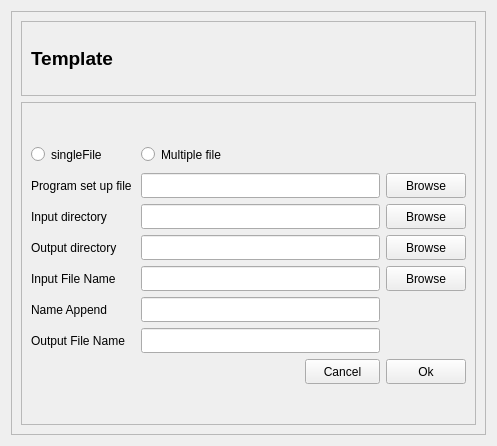
First picture: the form in UI/FormatB.ui, repository ShanthaKumarR/dam_data_post_processing_application, before the edit.
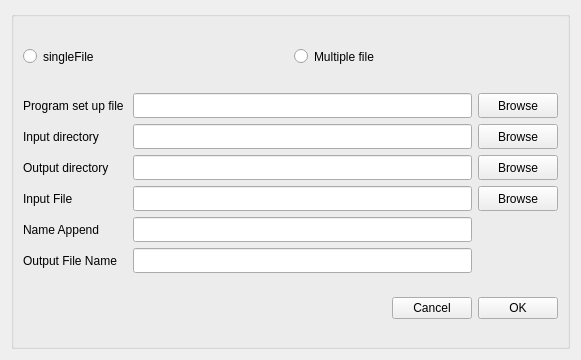
Second picture: the form after the edit.

Commit message: updating user interface

Patch:
```diff
--- a/UI/FormatB.ui
+++ b/UI/FormatB.ui
@@ -6,8 +6,8 @@
    <rect>
     <x>0</x>
     <y>0</y>
-    <width>497</width>
-    <height>446</height>
+    <width>581</width>
+    <height>360</height>
    </rect>
   </property>
   <property name="windowTitle">
@@ -15,61 +15,20 @@
   </property>
   <layout class="QVBoxLayout" name="verticalLayout">
    <item>
-    <widget class="QFrame" name="frame">
-     <property name="frameShape">
-      <enum>QFrame::StyledPanel</enum>
+    <widget class="QGroupBox" name="groupBox">
+     <property name="sizePolicy">
+      <sizepolicy hsizetype="Minimum" vsizetype="Minimum">
+       <horstretch>0</horstretch>
+       <verstretch>0</verstretch>
+      </sizepolicy>
      </property>
-     <property name="frameShadow">
-      <enum>QFrame::Raised</enum>
+     <property name="title">
+      <string/>
      </property>
      <layout class="QVBoxLayout" name="verticalLayout_2">
       <item>
-       <widget class="QFrame" name="frame_2">
-        <property name="maximumSize">
-         <size>
-          <width>16777215</width>
-          <height>75</height>
-         </size>
-        </property>
-        <property name="frameShape">
-         <enum>QFrame::StyledPanel</enum>
-        </property>
-        <property name="frameShadow">
-         <enum>QFrame::Raised</enum>
-        </property>
-        <layout class="QVBoxLayout" name="verticalLayout_4">
+       <layout class="QHBoxLayout" name="horizontalLayout">
          <item>
-          <widget class="QLabel" name="DP_TitleLB">
-           <property name="font">
-            <font>
-             <pointsize>14</pointsize>
-             <weight>75</weight>
-             <bold>true</bold>
-            </font>
-           </property>
-           <property name="text">
-            <string>Template</string>
-           </property>
-           <property name="scaledContents">
-            <bool>false</bool>
-           </property>
-          </widget>
-         </item>
-        </layout>
-       </widget>
-      </item>
-      <item>
-       <widget class="QFrame" name="frame_3">
-        <property name="frameShape">
-         <enum>QFrame::StyledPanel</enum>
-        </property>
-        <property name="frameShadow">
-         <enum>QFrame::Raised</enum>
-        </property>
-        <layout class="QVBoxLayout" name="verticalLayout_3">
-         <item>
-          <layout class="QGridLayout" name="gridLayout">
-           <item row="0" column="0">
             <widget class="QRadioButton" name="DP_SingleFileRB">
              <property name="minimumSize">
               <size>
@@ -82,7 +41,7 @@
              </property>
             </widget>
            </item>
-           <item row="0" column="1">
+        <item>
             <widget class="QRadioButton" name="DP_MultiFileRB">
              <property name="minimumSize">
               <size>
@@ -95,45 +54,29 @@
              </property>
             </widget>
            </item>
+       </layout>
+      </item>
+      <item>
+       <layout class="QGridLayout" name="gridLayout">
+        <item row="3" column="1">
+         <widget class="QLineEdit" name="DP_InputFileNameLE">
+          <property name="minimumSize">
+           <size>
+            <width>0</width>
+            <height>25</height>
+           </size>
+          </property>
+         </widget>
+        </item>
            <item row="1" column="0">
-            <widget class="QLabel" name="DP_SetupFileLB">
-             <property name="text">
-              <string>Program set up file </string>
-             </property>
-            </widget>
-           </item>
-           <item row="1" column="1">
-            <widget class="QLineEdit" name="DP_SetupFileLE">
-             <property name="minimumSize">
-              <size>
-               <width>0</width>
-               <height>25</height>
-              </size>
-             </property>
-            </widget>
-           </item>
-           <item row="1" column="2">
-            <widget class="QPushButton" name="DP_SetupFilePB">
-             <property name="minimumSize">
-              <size>
-               <width>75</width>
-               <height>25</height>
-              </size>
-             </property>
-             <property name="text">
-              <string>Browse</string>
-             </property>
-            </widget>
-           </item>
-           <item row="2" column="0">
             <widget class="QLabel" name="DP_InputDirLB">
              <property name="text">
               <string>Input directory</string>
              </property>
             </widget>
            </item>
-           <item row="2" column="1">
-            <widget class="QLineEdit" name="DP_InputDirLE">
+        <item row="5" column="1">
+         <widget class="QLineEdit" name="DP_OutputFileNameLE">
              <property name="minimumSize">
               <size>
                <width>0</width>
@@ -142,27 +85,78 @@
              </property>
             </widget>
            </item>
-           <item row="2" column="2">
-            <widget class="QPushButton" name="DP_InputDirPB">
-             <property name="minimumSize">
-              <size>
-               <width>75</width>
-               <height>25</height>
-              </size>
-             </property>
-             <property name="text">
-              <string>Browse</string>
-             </property>
-            </widget>
-           </item>
-           <item row="3" column="0">
-            <widget class="QLabel" name="DP_OutputiDrLB">
+        <item row="2" column="0">
+         <widget class="QLabel" name="DP_OutputDirLB">
              <property name="text">
               <string>Output directory</string>
              </property>
             </widget>
            </item>
-           <item row="3" column="1">
+        <item row="3" column="0">
+         <widget class="QLabel" name="DP_InputFileNameLB">
+          <property name="text">
+           <string>Input File</string>
+          </property>
+         </widget>
+        </item>
+        <item row="5" column="0">
+         <widget class="QLabel" name="DP_OutputFileName">
+          <property name="text">
+           <string>Output File Name </string>
+          </property>
+         </widget>
+        </item>
+        <item row="0" column="1">
+         <widget class="QLineEdit" name="DP_SetupFileLE">
+          <property name="minimumSize">
+           <size>
+            <width>0</width>
+            <height>25</height>
+           </size>
+          </property>
+         </widget>
+        </item>
+        <item row="0" column="2">
+         <widget class="QPushButton" name="DP_SetupFilePB">
+          <property name="minimumSize">
+           <size>
+            <width>75</width>
+            <height>25</height>
+           </size>
+          </property>
+          <property name="text">
+           <string>Browse</string>
+          </property>
+         </widget>
+        </item>
+        <item row="4" column="0">
+         <widget class="QLabel" name="DP_NameAppendLabel">
+          <property name="text">
+           <string>Name Append</string>
+          </property>
+         </widget>
+        </item>
+        <item row="0" column="0">
+         <widget class="QLabel" name="DP_SetupFileLab">
+          <property name="text">
+           <string>Program set up file </string>
+          </property>
+         </widget>
+        </item>
+        <item row="1" column="2">
+         <widget class="QPushButton" name="DP_InputDirPB">
+          <property name="minimumSize">
+           <size>
+            <width>75</width>
+            <height>25</height>
+           </size>
+          </property>
+          <property name="text">
+           <string>Browse</string>
+          </property>
+         </widget>
+        </item>
+        <item row="2" column="1">
             <widget class="QLineEdit" name="DP_OutputDirLE">
              <property name="minimumSize">
               <size>
@@ -173,6 +167,19 @@
             </widget>
            </item>
            <item row="3" column="2">
+         <widget class="QPushButton" name="DP_InputFileNamePB">
+          <property name="minimumSize">
+           <size>
+            <width>75</width>
+            <height>25</height>
+           </size>
+          </property>
+          <property name="text">
+           <string>Browse</string>
+          </property>
+         </widget>
+        </item>
+        <item row="2" column="2">
             <widget class="QPushButton" name="DP_OutputDirPB">
              <property name="minimumSize">
               <size>
@@ -185,44 +192,17 @@
              </property>
             </widget>
            </item>
-           <item row="4" column="0">
-            <widget class="QLabel" name="DP_InputFileNameLB">
-             <property name="text">
-              <string>Input File Name </string>
+        <item row="1" column="1">
+         <widget class="QLineEdit" name="DP_InputDirLE">
+          <property name="minimumSize">
+           <size>
+            <width>0</width>
+            <height>25</height>
+           </size>
              </property>
             </widget>
            </item>
            <item row="4" column="1">
-            <widget class="QLineEdit" name="DP_InputFileNameLE">
-             <property name="minimumSize">
-              <size>
-               <width>0</width>
-               <height>25</height>
-              </size>
-             </property>
-            </widget>
-           </item>
-           <item row="4" column="2">
-            <widget class="QPushButton" name="DP_InputFileNamePB">
-             <property name="minimumSize">
-              <size>
-               <width>75</width>
-               <height>25</height>
-              </size>
-             </property>
-             <property name="text">
-              <string>Browse</string>
-             </property>
-            </widget>
-           </item>
-           <item row="5" column="0">
-            <widget class="QLabel" name="DP_NameAppendLB">
-             <property name="text">
-              <string>Name Append</string>
-             </property>
-            </widget>
-           </item>
-           <item row="5" column="1">
             <widget class="QLineEdit" name="DP_NameAppendLE">
              <property name="minimumSize">
               <size>
@@ -232,34 +212,30 @@
              </property>
             </widget>
            </item>
-           <item row="6" column="0">
-            <widget class="QLabel" name="DP_OutputFileName">
-             <property name="text">
-              <string>Output File Name </string>
-             </property>
-            </widget>
-           </item>
-           <item row="6" column="1">
-            <widget class="QLineEdit" name="DP_OutputFileNameLE">
-             <property name="minimumSize">
-              <size>
-               <width>0</width>
-               <height>25</height>
-              </size>
-             </property>
-            </widget>
-           </item>
-           <item row="7" column="1" alignment="Qt::AlignRight">
+       </layout>
+      </item>
+      <item>
+       <layout class="QHBoxLayout" name="horizontalLayout_2">
+        <property name="sizeConstraint">
+         <enum>QLayout::SetNoConstraint</enum>
+        </property>
+        <item alignment="Qt::AlignRight">
             <widget class="QPushButton" name="DP_CancelPB">
+          <property name="sizePolicy">
+           <sizepolicy hsizetype="Maximum" vsizetype="Maximum">
+            <horstretch>0</horstretch>
+            <verstretch>0</verstretch>
+           </sizepolicy>
+          </property>
              <property name="minimumSize">
               <size>
                <width>0</width>
-               <height>25</height>
+            <height>0</height>
               </size>
              </property>
              <property name="maximumSize">
               <size>
-               <width>75</width>
+            <width>16777215</width>
                <height>16777215</height>
               </size>
              </property>
@@ -268,23 +244,26 @@
              </property>
             </widget>
            </item>
-           <item row="7" column="2">
+        <item>
             <widget class="QPushButton" name="DP_OkayPB">
+          <property name="sizePolicy">
+           <sizepolicy hsizetype="Maximum" vsizetype="Maximum">
+            <horstretch>0</horstretch>
+            <verstretch>0</verstretch>
+           </sizepolicy>
+          </property>
              <property name="minimumSize">
               <size>
                <width>0</width>
-               <height>25</height>
+            <height>0</height>
               </size>
              </property>
              <property name="text">
-              <string>Ok</string>
+           <string>OK</string>
              </property>
             </widget>
            </item>
           </layout>
-         </item>
-        </layout>
-       </widget>
       </item>
      </layout>
     </widget>
```
Lines whose indentation alone changed are shown as unchanged. The commit also changes 7 other files.
